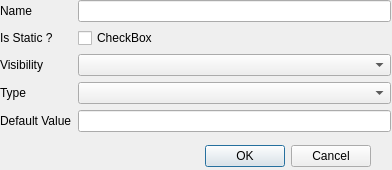
Above: newvar.ui from AvaN0x/IUT-UMLDesigner before the change. Below: the same form after it.
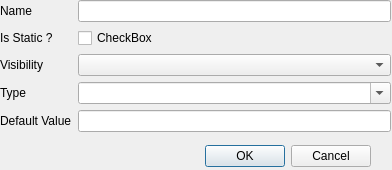
That is the form after the change.

The edit to the form file:
```diff
--- a/newvar.ui
+++ b/newvar.ui
@@ -71,7 +71,11 @@
      </widget>
     </item>
     <item row="3" column="1">
-     <widget class="QComboBox" name="cbx_type"/>
+     <widget class="QComboBox" name="cbx_type">
+      <property name="editable">
+       <bool>true</bool>
+      </property>
+     </widget>
     </item>
     <item row="4" column="0">
      <widget class="QLabel" name="label_4">
```
